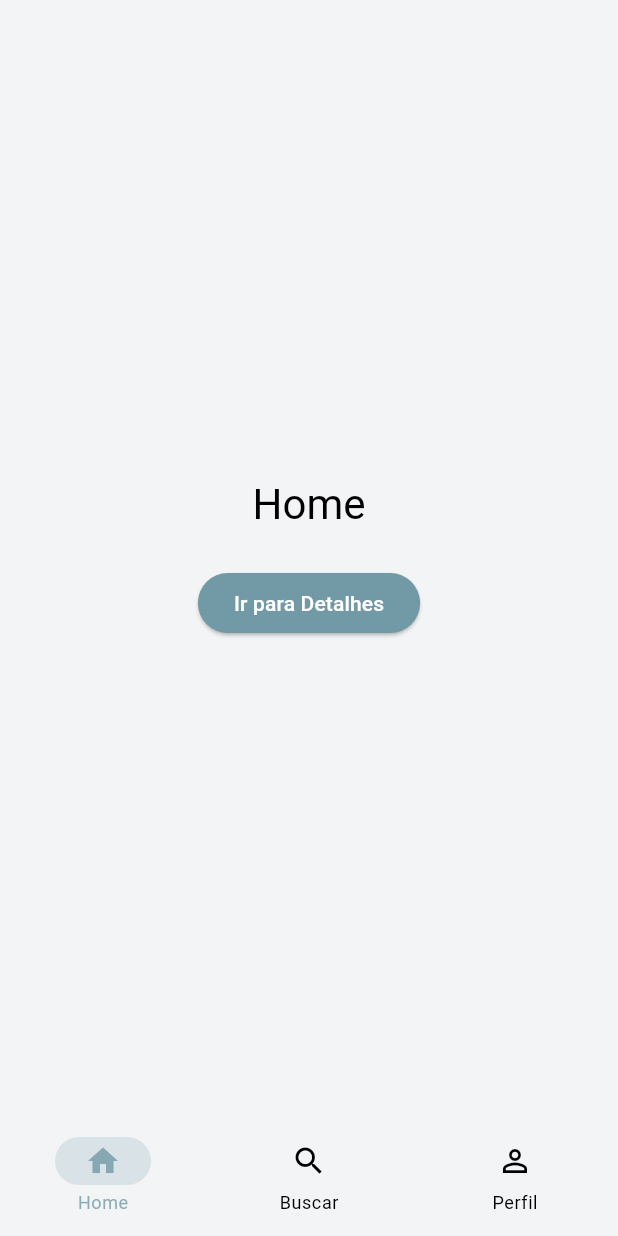
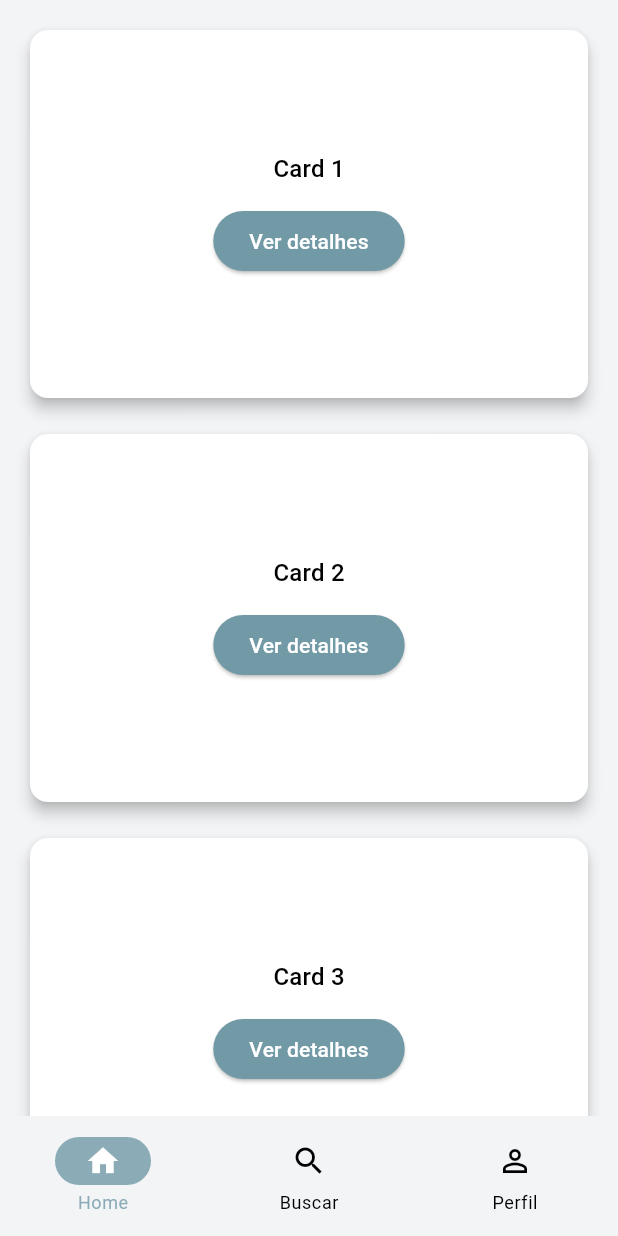
Before and after one commit to DionatanPO/Projeto-APP, a Flutter app: the HomeView screen opened by its route, on a phone screen of 412 x 824 dp. Run offline on Flutter 3.47's test engine with Material 3 defaults, Android fonts, the phone set to English and light mode, and no system bars; our stand-ins replace get, google_fonts.

```diff
--- a/lib/core/widgets/app_navigation_bar.dart
+++ b/lib/core/widgets/app_navigation_bar.dart
@@ -42,11 +42,12 @@ class AppNavigationBar extends StatelessWidget {
     if (isWide) {
       // Layout com NavigationRail (ideal para desktop)
       return NavigationRail(
+        indicatorColor: selectedColor.withOpacity(0.8),
         selectedIndex: currentIndex,
         onDestinationSelected: onDestinationSelected,
         labelType: NavigationRailLabelType.all,
         backgroundColor: theme.colorScheme.surface.withOpacity(0.02),
-        selectedIconTheme: IconThemeData(color: selectedColor),
+        selectedIconTheme: IconThemeData(color: Colors.white),
         unselectedIconTheme: IconThemeData(color: unselectedColor),
         selectedLabelTextStyle: theme.textTheme.bodySmall!.copyWith(color: selectedColor),
         unselectedLabelTextStyle: theme.textTheme.bodySmall!.copyWith(color: unselectedColor),
@@ -64,12 +65,12 @@ class AppNavigationBar extends StatelessWidget {
       // Layout com NavigationBar (mobile/tablet)
       return NavigationBarTheme(
         data: NavigationBarThemeData(
-          indicatorColor: selectedColor.withOpacity(0.2),
+          indicatorColor: selectedColor.withOpacity(0.8),
           backgroundColor: theme.colorScheme.surface.withOpacity(0.02),
           iconTheme: MaterialStateProperty.resolveWith((states) {
             return IconThemeData(
               color: states.contains(MaterialState.selected)
-                  ? selectedColor
+                  ? Colors.white
                   : unselectedColor,
             );
           }),
--- a/lib/core/widgets/custom_sliver_app_bar.dart
+++ b/lib/core/widgets/custom_sliver_app_bar.dart
@@ -54,7 +54,6 @@ class CustomSliverAppBar extends StatelessWidget {
                 ),
               ),
             ),
-
             if (subtitle != null) ...[
               const SizedBox(height: 4),
               MediaQuery(
@@ -67,7 +66,6 @@ class CustomSliverAppBar extends StatelessWidget {
                 ),
               ),
             ],
-
           ],
         ),
       ),
--- a/lib/modules/auth/login/login_view.dart
+++ b/lib/modules/auth/login/login_view.dart
@@ -30,10 +30,25 @@ class _LoginViewState extends State<LoginView> {
     return Scaffold(
       backgroundColor: theme.scaffoldBackgroundColor,
       body: SafeArea(
+        child: LayoutBuilder(
+          builder: (context, constraints) {
+            final isWide = constraints.maxWidth >= 800;
+
+            return Row(
+              children: [
+                if (isWide)
+                  Expanded(
+                    child: Container(
+                      color: cs.surfaceVariant,
+                      child: Center(
+                        child: Icon(Icons.security, size: 200, color: cs.primary),
+                      ),
+                    ),
+                  ),
+                Expanded(
                   child: Center(
                     child: SingleChildScrollView(
                       padding: const EdgeInsets.symmetric(horizontal: 24, vertical: 32),
-            child: Center(
                       child: ConstrainedBox(
                         constraints: const BoxConstraints(maxWidth: 500),
                         child: Form(
@@ -65,8 +80,7 @@ class _LoginViewState extends State<LoginView> {
                                     borderRadius: BorderRadius.circular(12),
                                     borderSide: BorderSide.none,
                                   ),
-                          prefixIcon:
-                          Icon(Icons.email_outlined, color: cs.primary),
+                                  prefixIcon: Icon(Icons.email_outlined, color: cs.primary),
                                 ),
                                 validator: (v) =>
                                 (v == null || v.isEmpty) ? 'Informe o email' : null,
@@ -86,8 +100,7 @@ class _LoginViewState extends State<LoginView> {
                                     borderRadius: BorderRadius.circular(12),
                                     borderSide: BorderSide.none,
                                   ),
-                          prefixIcon:
-                          Icon(Icons.lock_outline, color: cs.primary),
+                                  prefixIcon: Icon(Icons.lock_outline, color: cs.primary),
                                   suffixIcon: IconButton(
                                     icon: Icon(
                                       _obscurePassword
@@ -168,6 +181,10 @@ class _LoginViewState extends State<LoginView> {
                     ),
                   ),
                 ),
+              ],
+            );
+          },
+        ),
       ),
     );
   }
--- a/lib/modules/home/views/home_view.dart
+++ b/lib/modules/home/views/home_view.dart
@@ -14,30 +14,74 @@ class HomeView extends StatelessWidget {
     final isWide = MediaQuery.of(context).size.width >= 800;
 
     final pages = [
-      Center(
+      // Página Home com LayoutBuilder
+      LayoutBuilder(
+        builder: (context, constraints) {
+          final width = constraints.maxWidth;
+
+          int columnCount;
+          if (width >= 1200) {
+            columnCount = 4;
+          } else if (width >= 800) {
+            columnCount = 3;
+          } else if (width >= 600) {
+            columnCount = 2;
+          } else {
+            columnCount = 1;
+          }
+
+          return GridView.builder(
+            padding: const EdgeInsets.all(16),
+            itemCount: 8,
+            gridDelegate: SliverGridDelegateWithFixedCrossAxisCount(
+              crossAxisCount: columnCount,
+              crossAxisSpacing: 16,
+              mainAxisSpacing: 16,
+              childAspectRatio: 1.5,
+            ),
+            itemBuilder: (context, index) {
+              return Card(
+                elevation: 4,
+                child: Padding(
+                  padding: const EdgeInsets.all(16),
                   child: Column(
                     mainAxisAlignment: MainAxisAlignment.center,
                     children: [
                       Text(
-              'Home',
-              style: Theme.of(context).textTheme.headlineMedium,
+                        'Card ${index + 1}',
+                        style: Theme.of(context).textTheme.titleMedium,
                       ),
-            const SizedBox(height: 24),
+                      const SizedBox(height: 12),
                       ElevatedButton(
                         onPressed: () {
                           Get.toNamed(AppRoutes.view);
                         },
-              child: const Text('Ir para Detalhes'),
+                        child: const Text('Ver detalhes'),
                       ),
                     ],
                   ),
                 ),
+              );
+            },
+          );
+        },
+      ),
+
+      // Página Buscar
       Center(
-          child: Text('Buscar',
-              style: Theme.of(context).textTheme.headlineMedium)),
+        child: Text(
+          'Buscar',
+          style: Theme.of(context).textTheme.headlineMedium,
+        ),
+      ),
+
+      // Página Perfil
       Center(
-          child: Text('Perfil',
-              style: Theme.of(context).textTheme.headlineMedium)),
+        child: Text(
+          'Perfil',
+          style: Theme.of(context).textTheme.headlineMedium,
+        ),
+      ),
     ];
 
     return Obx(() {
```
Lines whose indentation alone changed are shown as unchanged.
